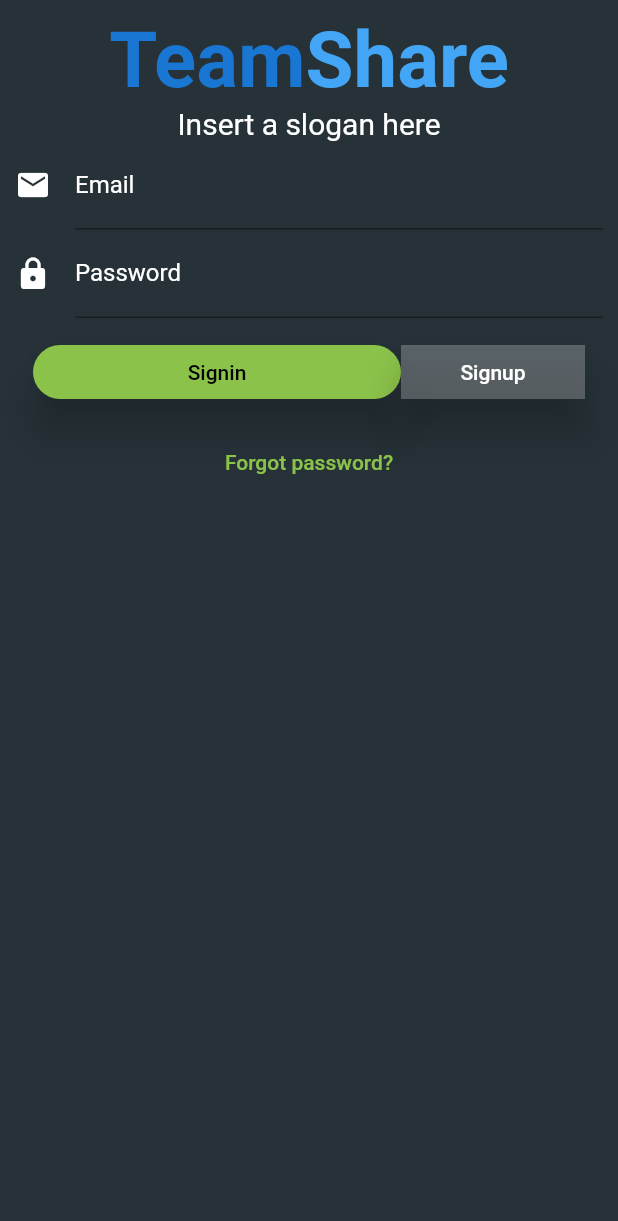
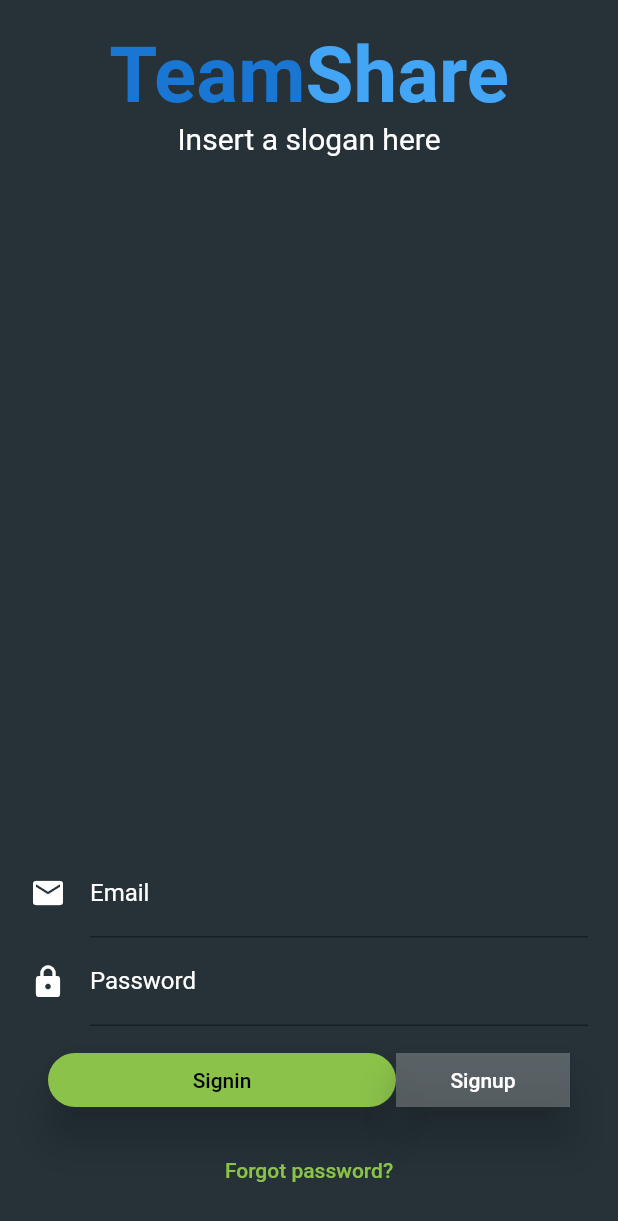
Before and after one commit to Asafvm/project_ts_2020, a Flutter app: the screen it shows after launch, on a phone screen of 412 x 824 dp. Shown: the top 1221 px of the screen. Run offline on Flutter 3.47's test engine with Material 2 defaults, Android fonts, the phone set to English and light mode, and no system bars; our stand-ins replace cloud_firestore, cloud_functions, contacts_service, file_picker, firebase_auth, firebase_storage; missing offline and left inert: flutter_pdfview, positioned_tap_detector; accounts and stored records are empty.

Commit message:
fixed login page

```diff
--- a/lib/screens/login_screen.dart
+++ b/lib/screens/login_screen.dart
@@ -41,16 +41,14 @@ class LoginScreen extends StatelessWidget {
       child: Scaffold(
         backgroundColor: Colors.blueGrey[900],
         body: Padding(
-          padding: const EdgeInsets.all(10.0),
+          padding: const EdgeInsets.all(20.0),
           child: Column(
             crossAxisAlignment: CrossAxisAlignment.stretch,
             mainAxisAlignment: MainAxisAlignment.spaceBetween,
-            mainAxisSize: MainAxisSize.min,
+            mainAxisSize: MainAxisSize.max,
             children: <Widget>[
               headerText,
-              Expanded(
-                child: AuthForm(),
-              ),
+              AuthForm(),
             ],
           ),
         ),
--- a/lib/widgets/auth_form.dart
+++ b/lib/widgets/auth_form.dart
@@ -62,12 +62,13 @@ class _AuthFormState extends State<AuthForm> with TickerProviderStateMixin {
               strokeWidth: 3,
             ),
           )
-        : SingleChildScrollView(
-            child: Form(
+        : Form(
             key: _loginKey,
+            child: Flexible(
+              child: SingleChildScrollView(
                 child: Column(
                   mainAxisAlignment: MainAxisAlignment.end,
-                mainAxisSize: MainAxisSize.min,
+                  mainAxisSize: MainAxisSize.max,
                   children: <Widget>[
                     TextFormField(
                       style: textStyleWhite,
@@ -112,8 +113,8 @@ class _AuthFormState extends State<AuthForm> with TickerProviderStateMixin {
                         validator: (value) {
                           if (value.isEmpty)
                             return 'Password cannot be empty';
-                        else if (_passwordController.text.compareTo(value) != 0)
-                          return 'Passwords do not match';
+                          else if (_passwordController.text.compareTo(value) !=
+                              0) return 'Passwords do not match';
                           return null;
                         },
                         onSaved: (val) {
@@ -131,24 +132,11 @@ class _AuthFormState extends State<AuthForm> with TickerProviderStateMixin {
                               crossAxisAlignment: CrossAxisAlignment.center,
                               mainAxisAlignment: MainAxisAlignment.spaceBetween,
                               children: <Widget>[
-                              Expanded(
-                                flex: !_signup ? 2 : 1,
-                                child: getRaisedButton('Signin', !_signup),
-                              ),
-                              Expanded(
-                                flex: !_signup ? 1 : 2,
-                                child: getRaisedButton('Signup', _signup),
-                              )
+                                getRaisedButton('Signin', !_signup),
+                                getRaisedButton('Signup', _signup)
                               ],
                             ),
                           ),
-                        // GoogleSignInButton(
-                        //   onPressed: () async => {
-                        //     await _googleSignIn.signIn()
-                        //   }, //_authUserWithGoogle(context),
-                        //   darkMode: false,
-                        //   text: 'Sign in with Google',
-                        // ),
                         ],
                       ),
                     ),
@@ -161,6 +149,7 @@ class _AuthFormState extends State<AuthForm> with TickerProviderStateMixin {
                       onPressed: () {},
                     ),
                   ],
+                ),
               ),
             ),
           );
@@ -227,8 +216,10 @@ class _AuthFormState extends State<AuthForm> with TickerProviderStateMixin {
   }
 
   Widget getRaisedButton(String text, bool signup) {
-    return RaisedButton(
-        animationDuration: Duration(milliseconds: 300),
+    return Expanded(
+      flex: text == 'Signup' ? (signup ? 2 : 1) : signup ? 2 : 1,
+      child: RaisedButton(
+          animationDuration: Duration(milliseconds: 400),
           textColor: signup ? Colors.black : Colors.white,
           shape: signup
               ? RoundedRectangleBorder(borderRadius: BorderRadius.circular(20))
@@ -236,7 +227,8 @@ class _AuthFormState extends State<AuthForm> with TickerProviderStateMixin {
           color: signup ? Theme.of(context).accentColor : Colors.white24,
           elevation: 12,
           child: Text(text),
-        onPressed: signup ? () => _authUser(context) : _setSigningMode);
+          onPressed: signup ? () => _authUser(context) : _setSigningMode),
+    );
   }
 
   _setLogging() {
```
Lines whose indentation alone changed are shown as unchanged.
